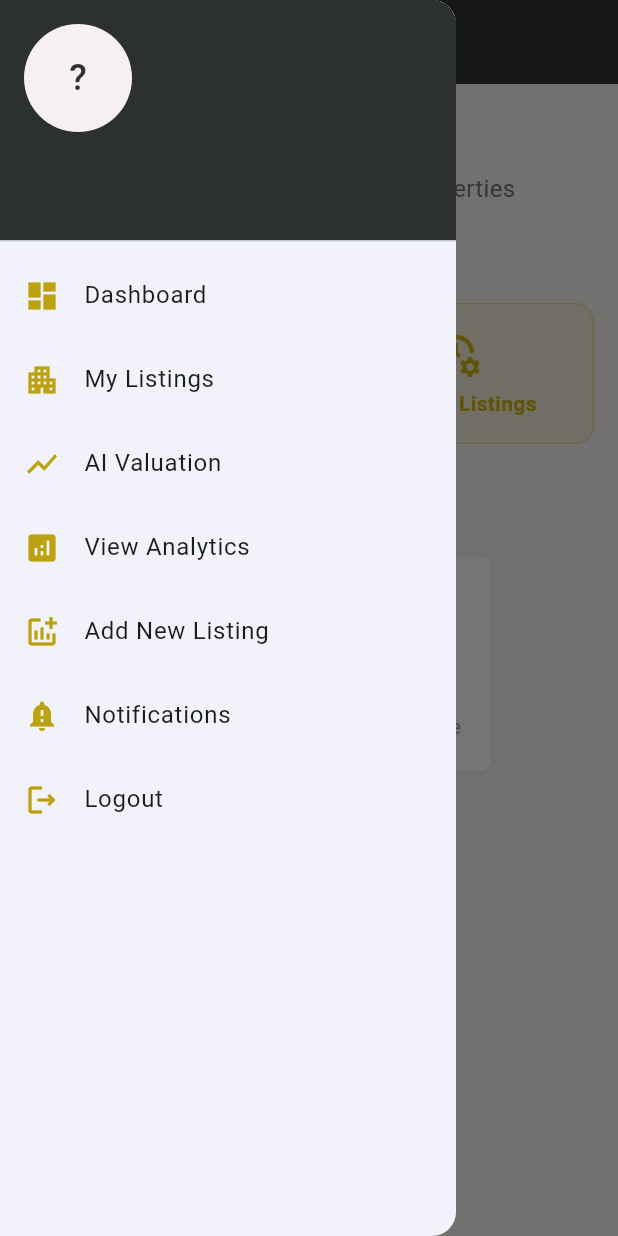
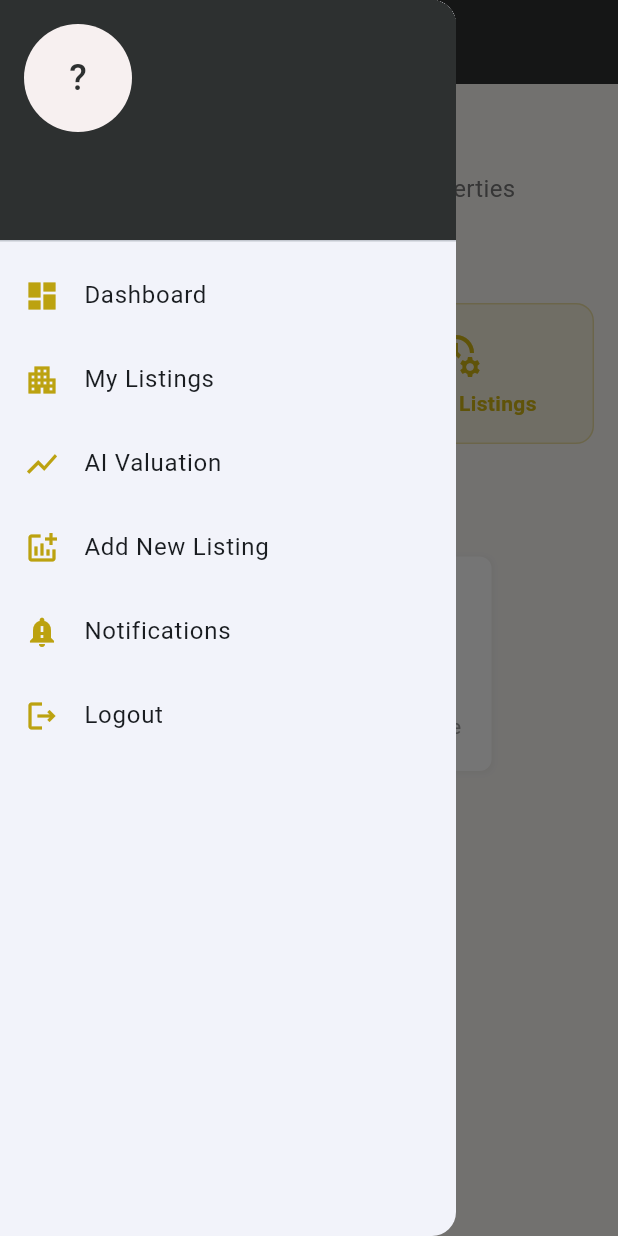
Before and after one commit to MORISON-K/smartspace, a Flutter app: the SellerHomeScreen screen opened by its route, with the side drawer open, on a phone screen of 412 x 824 dp. Run offline on Flutter 3.47's test engine with Material 3 defaults, Android fonts, the light colour scheme and no system bars; our stand-ins replace cloud_firestore, file_picker, firebase_auth, firebase_core, firebase_messaging, firebase_storage and 5 more; missing offline and left inert: syncfusion_flutter_pdfviewer; accounts and stored records are empty.

Commit message:
Remove analytics list tile

```diff
--- a/lib/seller/seller_home_screen.dart
+++ b/lib/seller/seller_home_screen.dart
@@ -340,14 +340,14 @@ class _SellerHomeScreenState extends State<SellerHomeScreen> {
               },
             ),
 
-            ListTile(
-              leading: Icon(Icons.analytics, color: Color.fromARGB(255, 188, 162, 16),),
-              title: Text("View Analytics"),
-              onTap: () {
-                Navigator.pop(context);
-                Navigator.pushNamed(context, '/analytics_screen');
-              },
-            ),
+            // ListTile(
+            //   leading: Icon(Icons.analytics, color: Color.fromARGB(255, 188, 162, 16),),
+            //   title: Text("View Analytics"),
+            //   onTap: () {
+            //     Navigator.pop(context);
+            //     Navigator.pushNamed(context, '/analytics_screen');
+            //   },
+            // ),
 
             ListTile(
               leading: Icon(Icons.addchart, color: Color.fromARGB(255, 188, 162, 16),),
```
